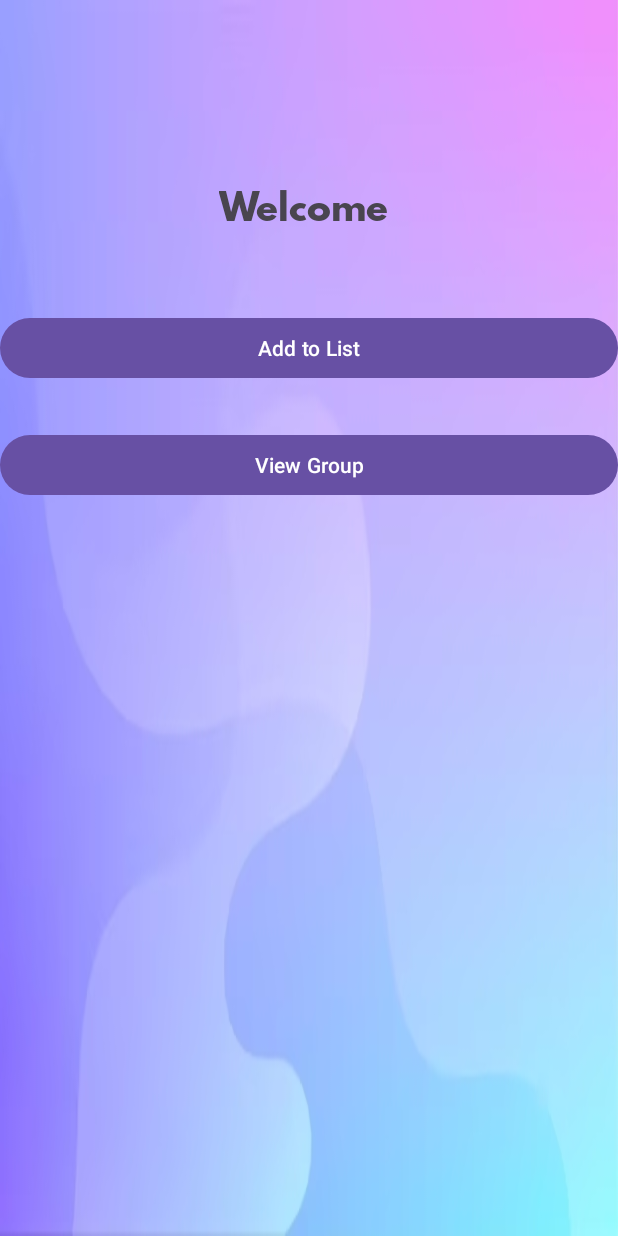
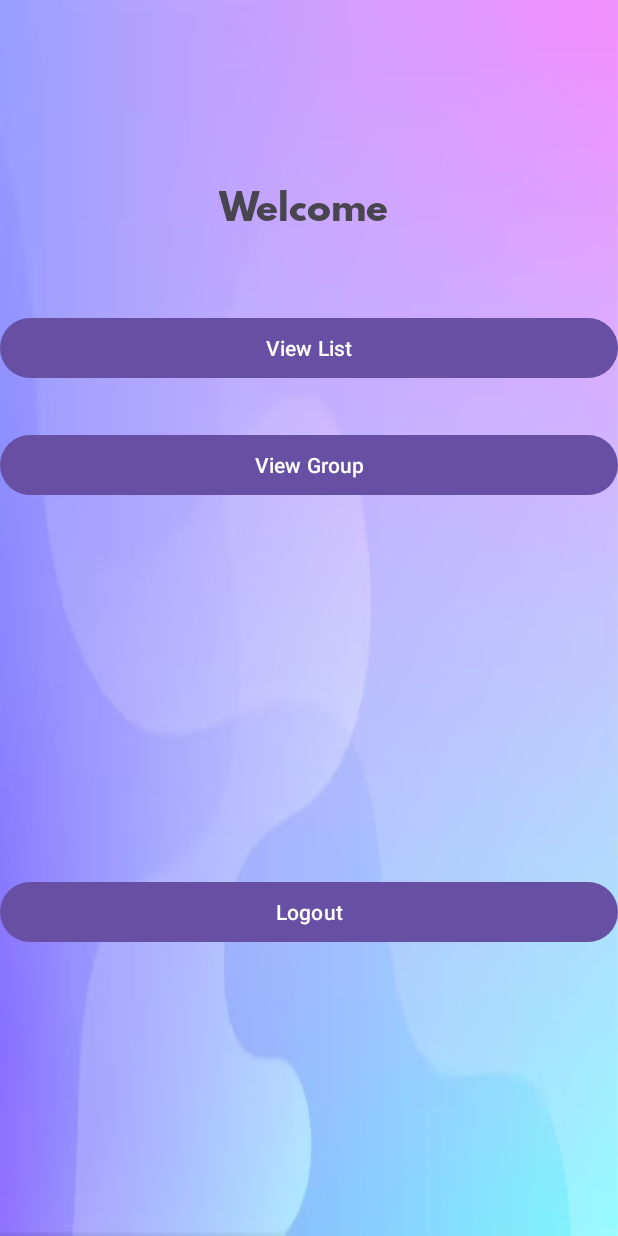
Before and after one commit to Alexhamilton1221/Personal_Finance_Project, an Android app: the MenuActivity screen opened directly, with no data from a screen before it, on a phone screen of 412 x 824 dp. Run offline under Robolectric (Android 15) with nearby library versions, the phone set to English and light mode, and no system bars; our stand-ins replace Firebase (no records; nobody signed in at launch, a user with empty details on screens opened directly).

Commit message:
Add ViewList and refactor database code.

```diff
--- a/app/src/main/java/com/example/personal_finance_project/GroupActivity.java
+++ b/app/src/main/java/com/example/personal_finance_project/GroupActivity.java
@@ -27,7 +27,7 @@ public class GroupActivity extends AppCompatActivity {
         String userEmail = getIntent().getStringExtra("userEmail");
 
 
-        DatabaseAccess databaseAccess = new DatabaseAccess(this, list_group);
+        DatabaseAccess databaseAccess = new DatabaseAccess(this, list_group, "group_tab");
         databaseAccess.execute(userEmail);
 
         back.setOnClickListener(new View.OnClickListener() {
--- a/app/src/main/java/com/example/personal_finance_project/MenuActivity.java
+++ b/app/src/main/java/com/example/personal_finance_project/MenuActivity.java
@@ -22,7 +22,7 @@ import com.google.firebase.database.FirebaseDatabase;
 
 public class MenuActivity extends AppCompatActivity {
 
-    private Button open,view_group;
+    private Button open,view_group,logout;
     private DatabaseReference firebaseRef;
     private TextView title;
 
@@ -43,8 +43,21 @@ public class MenuActivity extends AppCompatActivity {
                 view_group();
             }
         });
+
+        logout.setOnClickListener(new View.OnClickListener() {
+            @Override
+            public void onClick(View view) {
+                logout();
+            }
+        });
+
+
+
     }
 
+    private void logout(){
+        startActivity(new Intent(MenuActivity.this, MainActivity.class));
+    }
     private void view_group(){
         FirebaseUser user = FirebaseAuth.getInstance().getCurrentUser();
         if (user != null) {
@@ -61,7 +74,7 @@ public class MenuActivity extends AppCompatActivity {
         title = (TextView) findViewById(R.id.textViewTitleWelcome);
         open = (Button) findViewById(R.id.buttonOpenList);
         view_group = (Button) findViewById(R.id.buttonViewGroup);
-
+        logout = (Button) findViewById(R.id.buttonLogout);
     }
 
     private void set_title(){
--- a/app/src/main/res/layout/activity_user_menu.xml
+++ b/app/src/main/res/layout/activity_user_menu.xml
@@ -27,7 +27,7 @@
         android:layout_width="match_parent"
         android:layout_height="wrap_content"
         android:layout_marginTop="52dp"
-        android:text="Add to List"
+        android:text="View List"
         app:layout_constraintEnd_toEndOf="parent"
         app:layout_constraintHorizontal_bias="1.0"
         app:layout_constraintStart_toStartOf="parent"
@@ -46,7 +46,16 @@
         app:layout_constraintTop_toBottomOf="@+id/buttonOpenList" />
 
 
-    <!-- Username Entry -->
-
+    <!-- Logout Button -->
+    <Button
+        android:id="@+id/buttonLogout"
+        android:layout_width="match_parent"
+        android:layout_height="wrap_content"
+        android:layout_marginTop="250dp"
+        android:text="Logout"
+        app:layout_constraintEnd_toEndOf="parent"
+        app:layout_constraintHorizontal_bias="1.0"
+        app:layout_constraintStart_toStartOf="parent"
+        app:layout_constraintTop_toBottomOf="@+id/buttonViewGroup" />
 
 </androidx.constraintlayout.widget.ConstraintLayout>
```
Also changed, not shown: app/src/main/AndroidManifest.xml (+9 -6 lines), app/src/main/java/com/example/personal_finance_project/DatabaseAccess.java (+44 -40 lines), app/src/main/java/com/example/personal_finance_project/ViewListActivity.java (added, +14 -0 lines), app/src/main/res/layout/activity_view_list.xml (added, +16 -0 lines).
